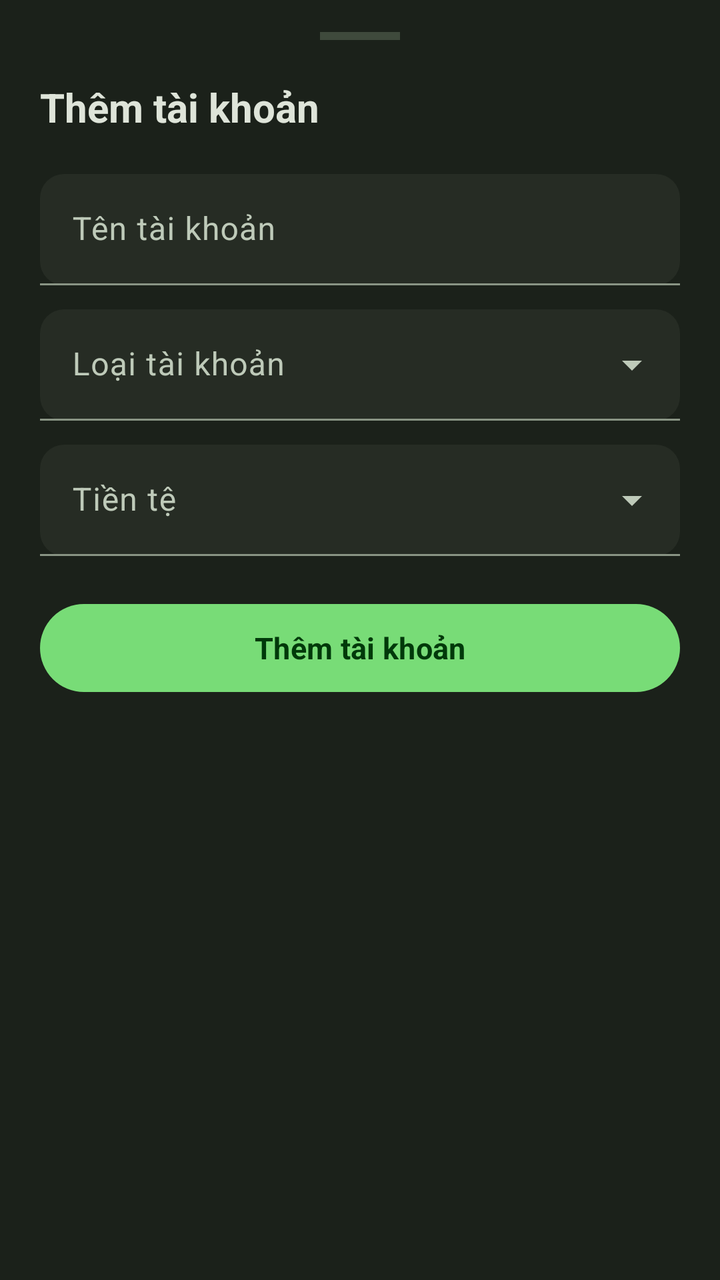
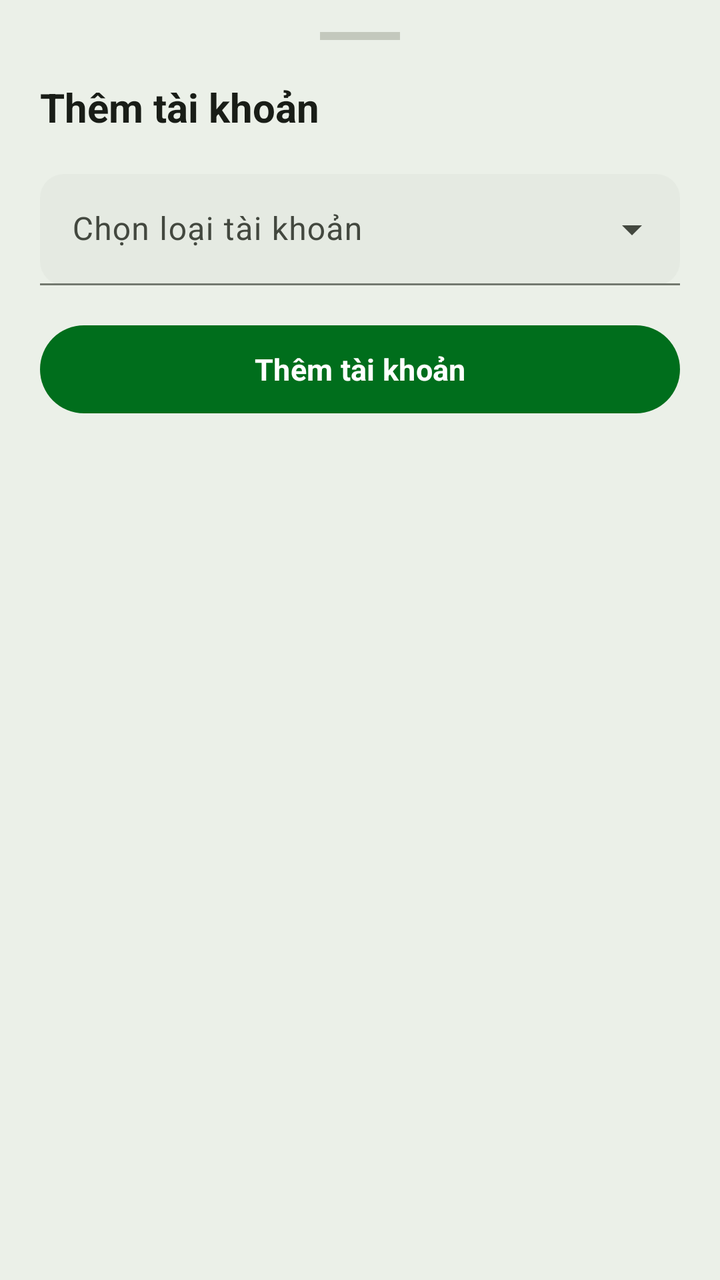

An Android layout rendered at two revisions. The XML below is the earlier revision; the diff shows what the commit changed to produce the second picture.
<!-- AndroidManifest.xml: application theme Theme.Financier -->
<!-- res/layout/dialog_add_account.xml -->
<?xml version="1.0" encoding="utf-8"?>
<LinearLayout xmlns:android="http://schemas.android.com/apk/res/android"
    xmlns:app="http://schemas.android.com/apk/res-auto"
    android:layout_width="match_parent"
    android:layout_height="wrap_content"
    android:orientation="vertical"
    android:background="@color/surface_container"
    android:paddingHorizontal="20dp"
    android:paddingTop="16dp"
    android:paddingBottom="24dp">

    
    <View
        android:layout_width="40dp"
        android:layout_height="4dp"
        android:background="@color/outline_variant"
        android:layout_gravity="center_horizontal"
        android:layout_marginBottom="20dp"/>

    <TextView
        android:layout_width="wrap_content"
        android:layout_height="wrap_content"
        android:text="Thêm tài khoản"
        android:textSize="20sp"
        android:textStyle="bold"
        android:textColor="@color/on_surface"
        android:layout_marginBottom="20dp"/>

    
    <com.google.android.material.textfield.TextInputLayout
        style="@style/Widget.Material3.TextInputLayout.FilledBox"
        android:layout_width="match_parent"
        android:layout_height="wrap_content"
        android:layout_marginBottom="12dp"
        android:hint="Tên tài khoản"
        app:boxBackgroundColor="@color/surface_container_high"
        app:boxCornerRadiusTopStart="12dp"
        app:boxCornerRadiusTopEnd="12dp"
        app:boxCornerRadiusBottomStart="12dp"
        app:boxCornerRadiusBottomEnd="12dp">
        <com.google.android.material.textfield.TextInputEditText
            android:id="@+id/et_account_name"
            android:layout_width="match_parent"
            android:layout_height="wrap_content"
            android:textColor="@color/on_surface"
            android:inputType="text"/>
    </com.google.android.material.textfield.TextInputLayout>

    
    <com.google.android.material.textfield.TextInputLayout
        android:id="@+id/til_type"
        style="@style/Widget.Material3.TextInputLayout.FilledBox.ExposedDropdownMenu"
        android:layout_width="match_parent"
        android:layout_height="wrap_content"
        android:layout_marginBottom="12dp"
        android:hint="Loại tài khoản"
        app:boxBackgroundColor="@color/surface_container_high"
        app:boxCornerRadiusTopStart="12dp"
        app:boxCornerRadiusTopEnd="12dp"
        app:boxCornerRadiusBottomStart="12dp"
        app:boxCornerRadiusBottomEnd="12dp">
        <AutoCompleteTextView
            android:id="@+id/dropdown_type"
            android:layout_width="match_parent"
            android:layout_height="wrap_content"
            android:inputType="none"
            android:textColor="@color/on_surface"/>
    </com.google.android.material.textfield.TextInputLayout>

    
    <com.google.android.material.textfield.TextInputLayout
        android:id="@+id/til_currency"
        style="@style/Widget.Material3.TextInputLayout.FilledBox.ExposedDropdownMenu"
        android:layout_width="match_parent"
        android:layout_height="wrap_content"
        android:layout_marginBottom="20dp"
        android:hint="Tiền tệ"
        app:boxBackgroundColor="@color/surface_container_high"
        app:boxCornerRadiusTopStart="12dp"
        app:boxCornerRadiusTopEnd="12dp"
        app:boxCornerRadiusBottomStart="12dp"
        app:boxCornerRadiusBottomEnd="12dp">
        <AutoCompleteTextView
            android:id="@+id/dropdown_currency"
            android:layout_width="match_parent"
            android:layout_height="wrap_content"
            android:inputType="none"
            android:textColor="@color/on_surface"/>
    </com.google.android.material.textfield.TextInputLayout>

    
    <com.google.android.material.button.MaterialButton
        android:id="@+id/btn_save_account"
        android:layout_width="match_parent"
        android:layout_height="52dp"
        android:text="Thêm tài khoản"
        android:textSize="15sp"
        android:textStyle="bold"
        android:textColor="@color/on_primary"
        app:backgroundTint="@color/primary"
        app:cornerRadius="26dp"/>
</LinearLayout>
<!-- resources referenced by this layout -->
<resources>
  <color name="on_primary">#00390A</color>
  <color name="on_surface">#DEE4D9</color>
  <color name="outline_variant">#3F4A3C</color>
  <color name="primary">#78DC77</color>
  <color name="surface_container">#1B211A</color>
  <color name="surface_container_high">#262C24</color>
  <style name="Theme.Financier" parent="Theme.Material3.Dark.NoActionBar">
          
          <item name="colorPrimary">@color/primary</item>
          <item name="colorOnPrimary">@color/on_primary</item>
          <item name="colorPrimaryContainer">@color/primary_container</item>
          <item name="colorOnPrimaryContainer">@color/on_primary_container</item>
  
          
          <item name="colorSecondary">@color/secondary</item>
          <item name="colorOnSecondary">@color/on_secondary</item>
          <item name="colorSecondaryContainer">@color/secondary_container</item>
          <item name="colorOnSecondaryContainer">@color/on_secondary_container</item>
  
          
          <item name="colorTertiary">@color/tertiary</item>
          <item name="colorOnTertiary">@color/on_tertiary</item>
          <item name="colorTertiaryContainer">@color/tertiary_container</item>
          <item name="colorOnTertiaryContainer">@color/on_tertiary_container</item>
  
          
          <item name="colorError">@color/error</item>
          <item name="colorOnError">@color/on_error</item>
          <item name="colorErrorContainer">@color/error_container</item>
          <item name="colorOnErrorContainer">@color/on_error_container</item>
  
          
          <item name="android:colorBackground">@color/background</item>
          <item name="colorOnBackground">@color/on_background</item>
  
          
          <item name="colorSurface">@color/surface</item>
          <item name="colorOnSurface">@color/on_surface</item>
          <item name="colorSurfaceVariant">@color/surface_container_high</item>
          <item name="colorOnSurfaceVariant">@color/on_surface_variant</item>
  
          
          <item name="colorOutline">@color/outline</item>
          <item name="colorOutlineVariant">@color/outline_variant</item>
  
          
          <item name="android:statusBarColor">@color/status_bar</item>
          <item name="android:navigationBarColor">@color/surface_container_lowest</item>
          <item name="android:windowLightStatusBar" tools:targetApi="23">false</item>
  
          
          <item name="android:fontFamily">sans-serif</item>
  
          
          <item name="shapeAppearanceSmallComponent">@style/ShapeSmall</item>
          <item name="shapeAppearanceMediumComponent">@style/ShapeMedium</item>
          <item name="shapeAppearanceLargeComponent">@style/ShapeLarge</item>
      </style>
  <color name="primary_container">#4CAF50</color>
  <color name="on_primary_container">#003C0B</color>
  <color name="secondary">#9ECAFF</color>
  <color name="on_secondary">#003258</color>
  <color name="secondary_container">#1E95F2</color>
  <color name="on_secondary_container">#002B4D</color>
  <color name="tertiary">#FFB1C7</color>
  <color name="on_tertiary">#650032</color>
  <color name="tertiary_container">#F26F9D</color>
  <color name="on_tertiary_container">#690034</color>
  <color name="error">#FFB4AB</color>
  <color name="on_error">#690005</color>
  <color name="error_container">#93000A</color>
  <color name="on_error_container">#FFDAD6</color>
  <color name="background">#0F150E</color>
  <color name="on_background">#DEE4D9</color>
  <color name="surface">#0F150E</color>
  <color name="on_surface_variant">#BECAB9</color>
  <color name="outline">#899484</color>
  <color name="status_bar">#0A1009</color>
  <color name="surface_container_lowest">#0A1009</color>
  <style name="ShapeSmall" parent="">
          <item name="cornerFamily">rounded</item>
          <item name="cornerSize">8dp</item>
      </style>
  <style name="ShapeLarge" parent="">
          <item name="cornerFamily">rounded</item>
          <item name="cornerSize">16dp</item>
      </style>
  <!-- unchanged entries left out for length: 1 -->
</resources>

<!-- the commit's change to res/layout/dialog_add_account.xml (unified diff, before → after) -->
@@ -28,32 +28,12 @@
 
     
     <com.google.android.material.textfield.TextInputLayout
-        style="@style/Widget.Material3.TextInputLayout.FilledBox"
-        android:layout_width="match_parent"
-        android:layout_height="wrap_content"
-        android:layout_marginBottom="12dp"
-        android:hint="Tên tài khoản"
-        app:boxBackgroundColor="@color/surface_container_high"
-        app:boxCornerRadiusTopStart="12dp"
-        app:boxCornerRadiusTopEnd="12dp"
-        app:boxCornerRadiusBottomStart="12dp"
-        app:boxCornerRadiusBottomEnd="12dp">
-        <com.google.android.material.textfield.TextInputEditText
-            android:id="@+id/et_account_name"
-            android:layout_width="match_parent"
-            android:layout_height="wrap_content"
-            android:textColor="@color/on_surface"
-            android:inputType="text"/>
-    </com.google.android.material.textfield.TextInputLayout>
-
-    
-    <com.google.android.material.textfield.TextInputLayout
         android:id="@+id/til_type"
         style="@style/Widget.Material3.TextInputLayout.FilledBox.ExposedDropdownMenu"
         android:layout_width="match_parent"
         android:layout_height="wrap_content"
-        android:layout_marginBottom="12dp"
-        android:hint="Loại tài khoản"
+        android:layout_marginBottom="16dp"
+        android:hint="Chọn loại tài khoản"
         app:boxBackgroundColor="@color/surface_container_high"
         app:boxCornerRadiusTopStart="12dp"
         app:boxCornerRadiusTopEnd="12dp"
@@ -68,25 +48,265 @@
     </com.google.android.material.textfield.TextInputLayout>
 
     
-    <com.google.android.material.textfield.TextInputLayout
-        android:id="@+id/til_currency"
-        style="@style/Widget.Material3.TextInputLayout.FilledBox.ExposedDropdownMenu"
-        android:layout_width="match_parent"
-        android:layout_height="wrap_content"
-        android:layout_marginBottom="20dp"
-        android:hint="Tiền tệ"
-        app:boxBackgroundColor="@color/surface_container_high"
-        app:boxCornerRadiusTopStart="12dp"
-        app:boxCornerRadiusTopEnd="12dp"
-        app:boxCornerRadiusBottomStart="12dp"
-        app:boxCornerRadiusBottomEnd="12dp">
-        <AutoCompleteTextView
-            android:id="@+id/dropdown_currency"
-            android:layout_width="match_parent"
-            android:layout_height="wrap_content"
-            android:inputType="none"
-            android:textColor="@color/on_surface"/>
-    </com.google.android.material.textfield.TextInputLayout>
+    <LinearLayout
+        android:id="@+id/layout_cash_fields"
+        android:layout_width="match_parent"
+        android:layout_height="wrap_content"
+        android:orientation="vertical"
+        android:visibility="gone">
+
+        <com.google.android.material.textfield.TextInputLayout
+            android:id="@+id/til_cash_name"
+            style="@style/Widget.Material3.TextInputLayout.FilledBox"
+            android:layout_width="match_parent"
+            android:layout_height="wrap_content"
+            android:layout_marginBottom="12dp"
+            android:hint="Tên tài khoản (ví dụ: Tiền mặt nhà, Tiền tiêu vặt)"
+            app:boxBackgroundColor="@color/surface_container_high"
+            app:boxCornerRadiusTopStart="12dp"
+            app:boxCornerRadiusTopEnd="12dp"
+            app:boxCornerRadiusBottomStart="12dp"
+            app:boxCornerRadiusBottomEnd="12dp">
+            <com.google.android.material.textfield.TextInputEditText
+                android:id="@+id/et_cash_name"
+                android:layout_width="match_parent"
+                android:layout_height="wrap_content"
+                android:textColor="@color/on_surface"
+                android:inputType="text"/>
+        </com.google.android.material.textfield.TextInputLayout>
+
+        
+        <com.google.android.material.textfield.TextInputLayout
+            android:id="@+id/til_cash_currency"
+            style="@style/Widget.Material3.TextInputLayout.FilledBox.ExposedDropdownMenu"
+            android:layout_width="match_parent"
+            android:layout_height="wrap_content"
+            android:layout_marginBottom="16dp"
+            android:hint="Đơn vị tiền tệ"
+            app:boxBackgroundColor="@color/surface_container_high"
+            app:boxCornerRadiusTopStart="12dp"
+            app:boxCornerRadiusTopEnd="12dp"
+            app:boxCornerRadiusBottomStart="12dp"
+            app:boxCornerRadiusBottomEnd="12dp">
+            <AutoCompleteTextView
+                android:id="@+id/dropdown_cash_currency"
+                android:layout_width="match_parent"
+                android:layout_height="wrap_content"
+                android:inputType="none"
+                android:textColor="@color/on_surface"/>
+        </com.google.android.material.textfield.TextInputLayout>
+    </LinearLayout>
+
+    
+    <LinearLayout
+        android:id="@+id/layout_bank_fields"
+        android:layout_width="match_parent"
+        android:layout_height="wrap_content"
+        android:orientation="vertical"
+        android:visibility="gone">
+
+        
+        <com.google.android.material.textfield.TextInputLayout
+            android:id="@+id/til_bank_select"
+            style="@style/Widget.Material3.TextInputLayout.FilledBox.ExposedDropdownMenu"
+            android:layout_width="match_parent"
+            android:layout_height="wrap_content"
+            android:layout_marginBottom="12dp"
+            android:hint="Chọn ngân hàng Việt Nam"
+            app:boxBackgroundColor="@color/surface_container_high"
+            app:boxCornerRadiusTopStart="12dp"
+            app:boxCornerRadiusTopEnd="12dp"
+            app:boxCornerRadiusBottomStart="12dp"
+            app:boxCornerRadiusBottomEnd="12dp">
+            <AutoCompleteTextView
+                android:id="@+id/dropdown_bank_select"
+                android:layout_width="match_parent"
+                android:layout_height="wrap_content"
+                android:inputType="none"
+                android:textColor="@color/on_surface"/>
+        </com.google.android.material.textfield.TextInputLayout>
+
+        
+        <com.google.android.material.checkbox.MaterialCheckBox
+            android:id="@+id/cb_link_bank"
+            android:layout_width="match_parent"
+            android:layout_height="wrap_content"
+            android:text="Cho phép liên kết để tự động đồng bộ số dư và giao dịch"
+            android:textColor="@color/on_surface"
+            android:textSize="14sp"
+            android:layout_marginBottom="16dp"
+            app:buttonTint="@color/primary"/>
+    </LinearLayout>
+
+    
+    <LinearLayout
+        android:id="@+id/layout_credit_fields"
+        android:layout_width="match_parent"
+        android:layout_height="wrap_content"
+        android:orientation="vertical"
+        android:visibility="gone">
+
+        <com.google.android.material.textfield.TextInputLayout
+            android:id="@+id/til_card_name"
+            style="@style/Widget.Material3.TextInputLayout.FilledBox"
+            android:layout_width="match_parent"
+            android:layout_height="wrap_content"
+            android:layout_marginBottom="12dp"
+            android:hint="Tên thẻ (ví dụ: Visa Techcombank, Mastercard)"
+            app:boxBackgroundColor="@color/surface_container_high"
+            app:boxCornerRadiusTopStart="12dp"
+            app:boxCornerRadiusTopEnd="12dp"
+            app:boxCornerRadiusBottomStart="12dp"
+            app:boxCornerRadiusBottomEnd="12dp">
+            <com.google.android.material.textfield.TextInputEditText
+                android:id="@+id/et_card_name"
+                android:layout_width="match_parent"
+                android:layout_height="wrap_content"
+                android:textColor="@color/on_surface"
+                android:inputType="text"/>
+        </com.google.android.material.textfield.TextInputLayout>
+
+        <com.google.android.material.textfield.TextInputLayout
+            android:id="@+id/til_card_number"
+            style="@style/Widget.Material3.TextInputLayout.FilledBox"
+            android:layout_width="match_parent"
+            android:layout_height="wrap_content"
+            android:layout_marginBottom="12dp"
+            android:hint="Số thẻ tín dụng"
+            app:boxBackgroundColor="@color/surface_container_high"
+            app:boxCornerRadiusTopStart="12dp"
+            app:boxCornerRadiusTopEnd="12dp"
+            app:boxCornerRadiusBottomStart="12dp"
+            app:boxCornerRadiusBottomEnd="12dp">
+            <com.google.android.material.textfield.TextInputEditText
+                android:id="@+id/et_card_number"
+                android:layout_width="match_parent"
+                android:layout_height="wrap_content"
+                android:textColor="@color/on_surface"
+                android:inputType="number"/>
+        </com.google.android.material.textfield.TextInputLayout>
+
+        <LinearLayout
+            android:layout_width="match_parent"
+            android:layout_height="wrap_content"
+            android:orientation="horizontal"
+            android:layout_marginBottom="12dp">
+
+            <com.google.android.material.textfield.TextInputLayout
+                android:id="@+id/til_card_expiry"
+                style="@style/Widget.Material3.TextInputLayout.FilledBox"
+                android:layout_width="0dp"
+                android:layout_height="wrap_content"
+                android:layout_weight="1"
+                android:layout_marginRight="6dp"
+                android:hint="Ngày hết hạn (MM/YY)"
+                app:boxBackgroundColor="@color/surface_container_high"
+                app:boxCornerRadiusTopStart="12dp"
+                app:boxCornerRadiusTopEnd="12dp"
+                app:boxCornerRadiusBottomStart="12dp"
+                app:boxCornerRadiusBottomEnd="12dp">
+                <com.google.android.material.textfield.TextInputEditText
+                    android:id="@+id/et_card_expiry"
+                    android:layout_width="match_parent"
+                    android:layout_height="wrap_content"
+                    android:textColor="@color/on_surface"
+                    android:inputType="date"/>
+            </com.google.android.material.textfield.TextInputLayout>
+
+            <com.google.android.material.textfield.TextInputLayout
+                android:id="@+id/til_card_pin"
+                style="@style/Widget.Material3.TextInputLayout.FilledBox"
+                android:layout_width="0dp"
+                android:layout_height="wrap_content"
+                android:layout_weight="1"
+                android:layout_marginLeft="6dp"
+                android:hint="Mã PIN (6 số)"
+                app:boxBackgroundColor="@color/surface_container_high"
+                app:boxCornerRadiusTopStart="12dp"
+                app:boxCornerRadiusTopEnd="12dp"
+                app:boxCornerRadiusBottomStart="12dp"
+                app:boxCornerRadiusBottomEnd="12dp">
+                <com.google.android.material.textfield.TextInputEditText
+                    android:id="@+id/et_card_pin"
+                    android:layout_width="match_parent"
+                    android:layout_height="wrap_content"
+                    android:textColor="@color/on_surface"
+                    android:inputType="numberPassword"/>
+            </com.google.android.material.textfield.TextInputLayout>
+        </LinearLayout>
+
+        
+        <com.google.android.material.textfield.TextInputLayout
+            android:id="@+id/til_card_currency"
+            style="@style/Widget.Material3.TextInputLayout.FilledBox.ExposedDropdownMenu"
+            android:layout_width="match_parent"
+            android:layout_height="wrap_content"
+            android:layout_marginBottom="16dp"
+            android:hint="Đơn vị tiền tệ"
+            app:boxBackgroundColor="@color/surface_container_high"
+            app:boxCornerRadiusTopStart="12dp"
+            app:boxCornerRadiusTopEnd="12dp"
+            app:boxCornerRadiusBottomStart="12dp"
+            app:boxCornerRadiusBottomEnd="12dp">
+            <AutoCompleteTextView
+                android:id="@+id/dropdown_card_currency"
+                android:layout_width="match_parent"
+                android:layout_height="wrap_content"
+                android:inputType="none"
+                android:textColor="@color/on_surface"/>
+        </com.google.android.material.textfield.TextInputLayout>
+    </LinearLayout>
+
+    
+    <LinearLayout
+        android:id="@+id/layout_wallet_fields"
+        android:layout_width="match_parent"
+        android:layout_height="wrap_content"
+        android:orientation="vertical"
+        android:visibility="gone">
+
+        
+        <com.google.android.material.textfield.TextInputLayout
+            android:id="@+id/til_wallet_select"
+            style="@style/Widget.Material3.TextInputLayout.FilledBox.ExposedDropdownMenu"
+            android:layout_width="match_parent"
+            android:layout_height="wrap_content"
+            android:layout_marginBottom="12dp"
+            android:hint="Chọn loại ví điện tử"
+            app:boxBackgroundColor="@color/surface_container_high"
+            app:boxCornerRadiusTopStart="12dp"
+            app:boxCornerRadiusTopEnd="12dp"
+            app:boxCornerRadiusBottomStart="12dp"
+            app:boxCornerRadiusBottomEnd="12dp">
+            <AutoCompleteTextView
+                android:id="@+id/dropdown_wallet_select"
+                android:layout_width="match_parent"
+                android:layout_height="wrap_content"
+                android:inputType="none"
+                android:textColor="@color/on_surface"/>
+        </com.google.android.material.textfield.TextInputLayout>
+
+        
+        <com.google.android.material.textfield.TextInputLayout
+            android:id="@+id/til_wallet_currency"
+            style="@style/Widget.Material3.TextInputLayout.FilledBox.ExposedDropdownMenu"
+            android:layout_width="match_parent"
+            android:layout_height="wrap_content"
+            android:layout_marginBottom="16dp"
+            android:hint="Đơn vị tiền tệ"
+            app:boxBackgroundColor="@color/surface_container_high"
+            app:boxCornerRadiusTopStart="12dp"
+            app:boxCornerRadiusTopEnd="12dp"
+            app:boxCornerRadiusBottomStart="12dp"
+            app:boxCornerRadiusBottomEnd="12dp">
+            <AutoCompleteTextView
+                android:id="@+id/dropdown_wallet_currency"
+                android:layout_width="match_parent"
+                android:layout_height="wrap_content"
+                android:inputType="none"
+                android:textColor="@color/on_surface"/>
+        </com.google.android.material.textfield.TextInputLayout>
+    </LinearLayout>
 
     
     <com.google.android.material.button.MaterialButton
<!-- resource entries referenced after the edit -->
@@ -1,12 +1,15 @@
 <!-- resources referenced by this layout -->
 <resources>
-  <color name="on_primary">#00390A</color>
-  <color name="on_surface">#DEE4D9</color>
-  <color name="outline_variant">#3F4A3C</color>
-  <color name="primary">#78DC77</color>
-  <color name="surface_container">#1B211A</color>
-  <color name="surface_container_high">#262C24</color>
-  <style name="Theme.Financier" parent="Theme.Material3.Dark.NoActionBar">
+  <color name="on_primary">#FFFFFF</color>
+  <color name="on_surface">#191D17</color>
+  <color name="outline_variant">#C3C8BD</color>
+  <color name="primary">#006E1C</color>
+  <color name="surface_container">#EBF0E8</color>
+  <color name="surface_container_high">#E5EAE2</color>
+  <style name="Theme.Financier" parent="Base.Theme.Financier">
+          <item name="android:windowLightStatusBar" tools:targetApi="23">true</item>
+      </style>
+  <style name="Base.Theme.Financier" parent="Theme.Material3.DayNight.NoActionBar">
           
           <item name="colorPrimary">@color/primary</item>
           <item name="colorOnPrimary">@color/on_primary</item>
@@ -48,7 +51,6 @@
           
           <item name="android:statusBarColor">@color/status_bar</item>
           <item name="android:navigationBarColor">@color/surface_container_lowest</item>
-          <item name="android:windowLightStatusBar" tools:targetApi="23">false</item>
   
           
           <item name="android:fontFamily">sans-serif</item>
@@ -58,27 +60,27 @@
           <item name="shapeAppearanceMediumComponent">@style/ShapeMedium</item>
           <item name="shapeAppearanceLargeComponent">@style/ShapeLarge</item>
       </style>
-  <color name="primary_container">#4CAF50</color>
-  <color name="on_primary_container">#003C0B</color>
-  <color name="secondary">#9ECAFF</color>
-  <color name="on_secondary">#003258</color>
-  <color name="secondary_container">#1E95F2</color>
-  <color name="on_secondary_container">#002B4D</color>
-  <color name="tertiary">#FFB1C7</color>
-  <color name="on_tertiary">#650032</color>
-  <color name="tertiary_container">#F26F9D</color>
-  <color name="on_tertiary_container">#690034</color>
-  <color name="error">#FFB4AB</color>
-  <color name="on_error">#690005</color>
-  <color name="error_container">#93000A</color>
-  <color name="on_error_container">#FFDAD6</color>
-  <color name="background">#0F150E</color>
-  <color name="on_background">#DEE4D9</color>
-  <color name="surface">#0F150E</color>
-  <color name="on_surface_variant">#BECAB9</color>
-  <color name="outline">#899484</color>
-  <color name="status_bar">#0A1009</color>
-  <color name="surface_container_lowest">#0A1009</color>
+  <color name="primary_container">#D4F6C9</color>
+  <color name="on_primary_container">#002203</color>
+  <color name="secondary">#0062A0</color>
+  <color name="on_secondary">#FFFFFF</color>
+  <color name="secondary_container">#D0E4FF</color>
+  <color name="on_secondary_container">#001D38</color>
+  <color name="tertiary">#B8005B</color>
+  <color name="on_tertiary">#FFFFFF</color>
+  <color name="tertiary_container">#FFD9E2</color>
+  <color name="on_tertiary_container">#3E001B</color>
+  <color name="error">#BA1A1A</color>
+  <color name="on_error">#FFFFFF</color>
+  <color name="error_container">#FFDAD6</color>
+  <color name="on_error_container">#410002</color>
+  <color name="background">#F7FBF3</color>
+  <color name="on_background">#191D17</color>
+  <color name="surface">#F7FBF3</color>
+  <color name="on_surface_variant">#43483F</color>
+  <color name="outline">#73796F</color>
+  <color name="status_bar">#F1F5ED</color>
+  <color name="surface_container_lowest">#FFFFFF</color>
   <style name="ShapeSmall" parent="">
           <item name="cornerFamily">rounded</item>
           <item name="cornerSize">8dp</item>
